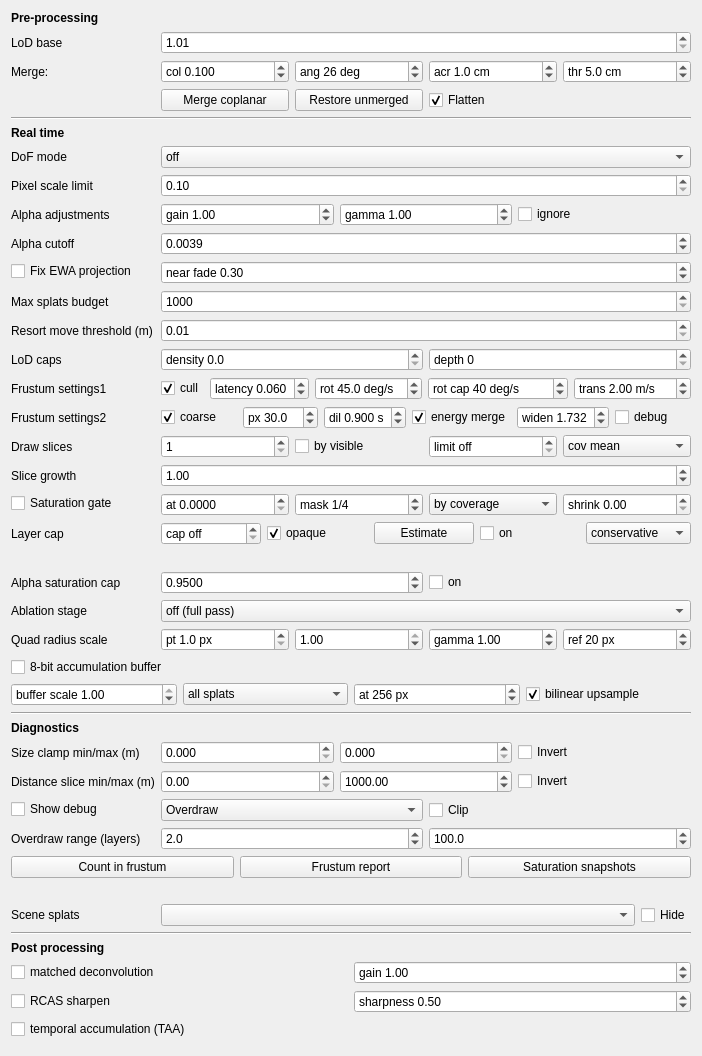
russiaman/substrata_robo, file gui_client/GaussianSplatSettingsWidget.ui: the form before one commit.
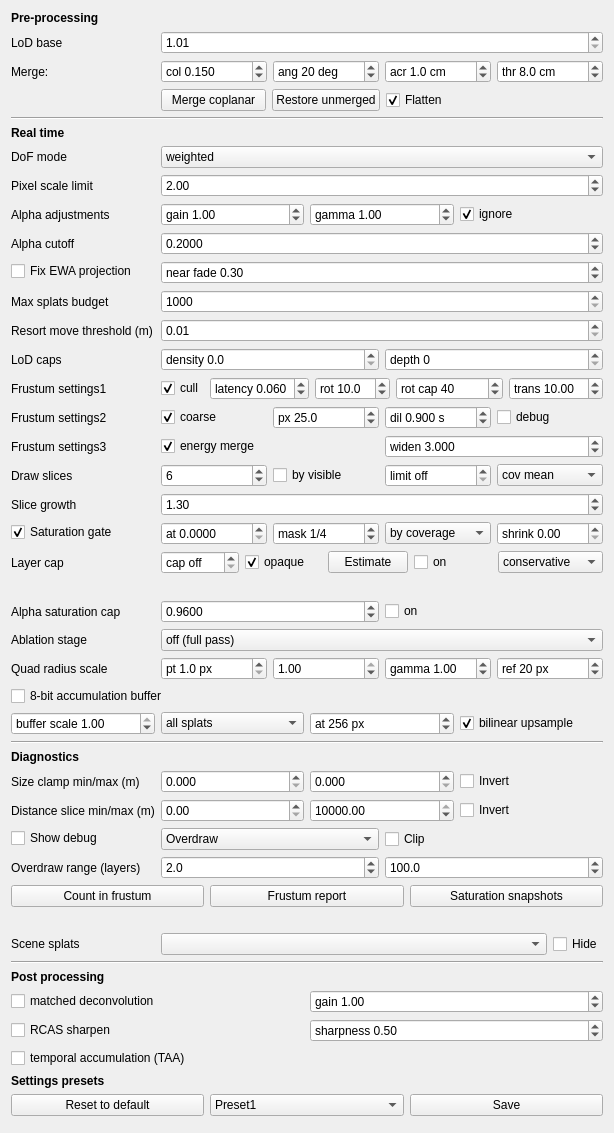
The form after the commit.

Commit message: Splats: settings presets, reset-to-default, and default value sweep (session072)

```diff
--- a/gui_client/GaussianSplatSettingsWidget.ui
+++ b/gui_client/GaussianSplatSettingsWidget.ui
@@ -102,7 +102,7 @@
          <double>0.050000000000000</double>
         </property>
         <property name="value">
-         <double>0.100000000000000</double>
+         <double>0.150000000000000</double>
         </property>
        </widget>
       </item>
@@ -130,7 +130,7 @@
          <double>5.000000000000000</double>
         </property>
         <property name="value">
-         <double>26.000000000000000</double>
+         <double>20.000000000000000</double>
         </property>
        </widget>
       </item>
@@ -186,7 +186,7 @@
          <double>0.500000000000000</double>
         </property>
         <property name="value">
-         <double>5.000000000000000</double>
+         <double>8.000000000000000</double>
         </property>
        </widget>
       </item>
@@ -293,6 +293,9 @@
 
 weighted: accumulate depth * alpha * transmittance into a second colour attachment during the splat pass, resolve pass divides through by coverage and writes gl_FragDepth. Smooth by construction, no silhouette steps, at the cost of a second attachment blended alongside the accumulation buffer. Not physically the depth of a surface: where a lacy foreground shows a background through it, the mean depth lands between them, where nothing actually is.</string>
      </property>
+     <property name="currentIndex">
+      <number>2</number>
+     </property>
      <item>
       <property name="text">
        <string>off</string>
@@ -337,6 +340,9 @@
      <property name="singleStep">
       <double>0.10000000000000001</double>
      </property>
+     <property name="value">
+      <double>2.000000000000000</double>
+     </property>
     </widget>
    </item>
    <item row="8" column="0">
@@ -422,6 +428,9 @@
         <property name="toolTip">
          <string>Sends gain and gamma as 1 and 1 without touching what the boxes say, so a setting can be switched in and out against the same camera. Not remembered between sessions: it is a comparison, not a preference.</string>
         </property>
+        <property name="checked">
+         <bool>true</bool>
+        </property>
        </widget>
       </item>
      </layout>
@@ -455,7 +464,7 @@
       <double>0.001000000000000</double>
      </property>
      <property name="value">
-      <double>0.003900000000000</double>
+      <double>0.200000000000000</double>
      </property>
     </widget>
    </item>
@@ -701,9 +710,6 @@
         <property name="prefix">
          <string>rot </string>
         </property>
-        <property name="suffix">
-         <string> deg/s</string>
-        </property>
         <property name="toolTip">
          <string>SESSION063 K3: baseline angular rate (deg/s) the split-filter dilation assumes even from a standstill, so the static-&gt;moving transition is covered before the motion tracker catches up. Applies live.</string>
         </property>
@@ -720,7 +726,7 @@
          <double>5.000000000000000</double>
         </property>
         <property name="value">
-         <double>45.000000000000000</double>
+         <double>10.000000000000000</double>
         </property>
        </widget>
       </item>
@@ -729,9 +735,6 @@
         <property name="prefix">
          <string>rot cap </string>
         </property>
-        <property name="suffix">
-         <string> deg/s</string>
-        </property>
         <property name="toolTip">
          <string>SESSION071: measurement/mitigation cap on the angular rate the split-filter dilation uses (rotation is currently isotropic - same margin on all 6 frustum planes - so a violent flick multiplies the draw list several-fold, session067 §8/§15). Lowering this bounds that cost at the price of edge holes on fast flicks. Default (100000) is effectively uncapped. Applies live.</string>
         </property>
@@ -757,9 +760,6 @@
         <property name="prefix">
          <string>trans </string>
         </property>
-        <property name="suffix">
-         <string> m/s</string>
-        </property>
         <property name="toolTip">
          <string>SESSION063 K3: baseline translation rate (m/s) the split-filter dilation assumes even from a standstill, covering the static-&gt;moving transition for camera movement. Applies live.</string>
         </property>
@@ -776,7 +776,7 @@
          <double>0.500000000000000</double>
         </property>
         <property name="value">
-         <double>2.000000000000000</double>
+         <double>10.000000000000000</double>
         </property>
        </widget>
       </item>
@@ -842,7 +842,7 @@
          <double>5.000000000000000</double>
         </property>
         <property name="value">
-         <double>30.000000000000000</double>
+         <double>25.000000000000000</double>
         </property>
        </widget>
       </item>
@@ -875,6 +875,47 @@
        </widget>
       </item>
       <item>
+       <widget class="QCheckBox" name="coarseLayerDebugCheckBox">
+        <property name="text">
+         <string>debug</string>
+        </property>
+        <property name="toolTip">
+         <string>SESSION063 K4 debug: draw ONLY the coarse floor, hiding the fine set, so its screen coverage can be checked in isolation (should fill the frame with no edge gaps under motion). Visual debug only - turn off for normal rendering.</string>
+        </property>
+        <property name="checked">
+         <bool>false</bool>
+        </property>
+       </widget>
+      </item>
+     </layout>
+    </widget>
+   </item>
+   <item row="16" column="0">
+    <widget class="QLabel" name="frustumSettings3Label">
+     <property name="text">
+      <string>Frustum settings3</string>
+     </property>
+     <property name="toolTip">
+      <string>Merged LoD node colour derivation and geometric anti-ripple widening - see each control's own tooltip.</string>
+     </property>
+    </widget>
+   </item>
+   <item row="16" column="1">
+    <widget class="QWidget" name="frustumSettings3Widget" native="true">
+     <layout class="QHBoxLayout" name="frustumSettings3HorizontalLayout">
+      <property name="leftMargin">
+       <number>0</number>
+      </property>
+      <property name="topMargin">
+       <number>0</number>
+      </property>
+      <property name="rightMargin">
+       <number>0</number>
+      </property>
+      <property name="bottomMargin">
+       <number>0</number>
+      </property>
+      <item>
        <widget class="QCheckBox" name="energyMergeColourCheckBox">
         <property name="text">
          <string>energy merge</string>
@@ -902,33 +943,20 @@
          <double>1.000000000000000</double>
         </property>
         <property name="maximum">
+         <double>5.000000000000000</double>
+        </property>
+        <property name="singleStep">
+         <double>0.050000000000000</double>
+        </property>
+        <property name="value">
          <double>3.000000000000000</double>
         </property>
-        <property name="singleStep">
-         <double>0.050000000000000</double>
-        </property>
-        <property name="value">
-         <double>1.732000000000000</double>
-        </property>
-       </widget>
-      </item>
-      <item>
-       <widget class="QCheckBox" name="coarseLayerDebugCheckBox">
-        <property name="text">
-         <string>debug</string>
-        </property>
-        <property name="toolTip">
-         <string>SESSION063 K4 debug: draw ONLY the coarse floor, hiding the fine set, so its screen coverage can be checked in isolation (should fill the frame with no edge gaps under motion). Visual debug only - turn off for normal rendering.</string>
-        </property>
-        <property name="checked">
-         <bool>false</bool>
-        </property>
        </widget>
       </item>
      </layout>
     </widget>
    </item>
-   <item row="16" column="0">
+   <item row="17" column="0">
     <widget class="QLabel" name="numDrawSlicesLabel">
      <property name="text">
       <string>Draw slices</string>
@@ -938,7 +966,7 @@
      </property>
     </widget>
    </item>
-   <item row="16" column="1">
+   <item row="17" column="1">
     <widget class="QWidget" name="drawSlicesWidget" native="true">
      <layout class="QHBoxLayout" name="drawSlicesHorizontalLayout">
       <property name="leftMargin">
@@ -964,6 +992,9 @@
         <property name="maximum">
          <number>1024</number>
         </property>
+        <property name="value">
+         <number>6</number>
+        </property>
        </widget>
       </item>
       <item>
@@ -1015,7 +1046,7 @@
      </layout>
     </widget>
    </item>
-   <item row="17" column="0">
+   <item row="18" column="0">
     <widget class="QLabel" name="sliceGrowthLabel">
      <property name="text">
       <string>Slice growth</string>
@@ -1025,7 +1056,7 @@
      </property>
     </widget>
    </item>
-   <item row="17" column="1">
+   <item row="18" column="1">
     <widget class="QDoubleSpinBox" name="sliceGrowthDoubleSpinBox">
      <property name="toolTip">
       <string>How much bigger each draw slice is than the one before it. 1 = all slices the same size; below 1 = a coarse first slice and a finely sliced tail. Decides where the saturation test gets to look. Nothing is saturated over roughly the first fifth of a depth-sorted cloud (it takes about 63 layers at the measured mean alpha), so a boundary inside that region costs a full-screen pass and skips nothing, while every check past it catches a new batch of finished pixels. Changes nothing on its own, like the slice count itself. Applies live, immediately.</string>
@@ -1043,11 +1074,11 @@
       <double>0.050000000000000</double>
      </property>
      <property name="value">
-      <double>1.000000000000000</double>
+      <double>1.300000000000000</double>
      </property>
     </widget>
    </item>
-   <item row="18" column="0">
+   <item row="19" column="0">
     <widget class="QCheckBox" name="saturationGateCheckBox">
      <property name="text">
       <string>Saturation gate</string>
@@ -1055,9 +1086,12 @@
      <property name="toolTip">
       <string>Skips splats at pixels the front-to-back composite has already finished with: between draw slices, pixels whose accumulated coverage has reached the threshold are marked, and later slices are rejected there before being shaded. Needs more than one draw slice to do anything. Off in the overdraw views, where the accumulated alpha counts layers rather than coverage.</string>
      </property>
+     <property name="checked">
+      <bool>true</bool>
+     </property>
     </widget>
    </item>
-   <item row="18" column="1">
+   <item row="19" column="1">
     <widget class="QWidget" name="saturationWidget" native="true">
      <layout class="QHBoxLayout" name="saturationHorizontalLayout">
       <property name="leftMargin">
@@ -1168,7 +1202,7 @@
      </layout>
     </widget>
    </item>
-   <item row="19" column="0">
+   <item row="20" column="0">
     <widget class="QLabel" name="layerCapLabel">
      <property name="text">
       <string>Layer cap</string>
@@ -1178,7 +1212,7 @@
      </property>
     </widget>
    </item>
-   <item row="19" column="1">
+   <item row="20" column="1">
     <widget class="QWidget" name="layerCapWidget" native="true">
      <layout class="QHBoxLayout" name="layerCapHorizontalLayout">
       <property name="leftMargin">
@@ -1262,7 +1296,7 @@
      </layout>
     </widget>
    </item>
-   <item row="20" column="1">
+   <item row="21" column="1">
     <widget class="QLabel" name="layerCapEstimateResultLabel">
      <property name="text">
       <string></string>
@@ -1272,7 +1306,7 @@
      </property>
     </widget>
    </item>
-   <item row="21" column="0">
+   <item row="22" column="0">
     <widget class="QLabel" name="coverageCapLabel">
      <property name="text">
       <string>Alpha saturation cap</string>
@@ -1282,7 +1316,7 @@
      </property>
     </widget>
    </item>
-   <item row="21" column="1">
+   <item row="22" column="1">
     <widget class="QWidget" name="coverageCapWidget" native="true">
      <layout class="QHBoxLayout" name="coverageCapHorizontalLayout">
       <property name="leftMargin">
@@ -1315,7 +1349,7 @@
          <double>0.005000000000000</double>
         </property>
         <property name="value">
-         <double>0.950000000000000</double>
+         <double>0.960000000000000</double>
         </property>
        </widget>
       </item>
@@ -1332,7 +1366,7 @@
      </layout>
     </widget>
    </item>
-   <item row="22" column="0">
+   <item row="23" column="0">
     <widget class="QLabel" name="ablationStageLabel">
      <property name="text">
       <string>Ablation stage</string>
@@ -1342,7 +1376,7 @@
      </property>
     </widget>
    </item>
-   <item row="22" column="1">
+   <item row="23" column="1">
     <widget class="QComboBox" name="ablationStageComboBox">
      <property name="toolTip">
       <string>Off is the real pass. The stages below it are deliberately wrong pictures - each one is missing everything above it - so nothing here is meant to be left on. Stage 5 is there because going straight from points to full quads moves the vertex maths and the fill at the same time: it runs all of the projection maths and still draws a one-pixel quad, so 5 minus 4 is the vertex work alone and 6 minus 5 is the fill alone.</string>
@@ -1394,7 +1428,7 @@
      </item>
     </widget>
    </item>
-   <item row="23" column="0">
+   <item row="24" column="0">
     <widget class="QLabel" name="quadRadiusScaleLabel">
      <property name="text">
       <string>Quad radius scale</string>
@@ -1404,7 +1438,7 @@
      </property>
     </widget>
    </item>
-   <item row="23" column="1">
+   <item row="24" column="1">
     <widget class="QWidget" name="quadRadiusScaleWidget" native="true">
      <layout class="QHBoxLayout" name="quadRadiusScaleHorizontalLayout">
       <property name="leftMargin">
@@ -1525,7 +1559,7 @@
      </layout>
     </widget>
    </item>
-   <item row="24" column="0" colspan="2">
+   <item row="25" column="0" colspan="2">
     <widget class="QCheckBox" name="accumBuffer8BitCheckBox">
      <property name="text">
       <string>8-bit accumulation buffer</string>
@@ -1535,7 +1569,7 @@
      </property>
     </widget>
    </item>
-   <item row="25" column="0" colspan="2">
+   <item row="26" column="0" colspan="2">
     <layout class="QHBoxLayout" name="accumBufferScaleLayout">
      <item>
       <widget class="QDoubleSpinBox" name="accumBufferScaleDoubleSpinBox">
@@ -1627,17 +1661,17 @@
      </item>
     </layout>
    </item>
-   <item row="26" column="0" colspan="2">
-    <widget class="QFrame" name="diagnosticsSeparatorLine">
-     <property name="frameShape">
-      <enum>QFrame::HLine</enum>
-     </property>
-     <property name="frameShadow">
-      <enum>QFrame::Sunken</enum>
-     </property>
-    </widget>
-   </item>
    <item row="27" column="0" colspan="2">
+    <widget class="QFrame" name="diagnosticsSeparatorLine">
+     <property name="frameShape">
+      <enum>QFrame::HLine</enum>
+     </property>
+     <property name="frameShadow">
+      <enum>QFrame::Sunken</enum>
+     </property>
+    </widget>
+   </item>
+   <item row="28" column="0" colspan="2">
     <widget class="QLabel" name="diagnosticsSectionLabel">
      <property name="text">
       <string>Diagnostics</string>
@@ -1650,7 +1684,7 @@
      </property>
     </widget>
    </item>
-   <item row="28" column="0">
+   <item row="29" column="0">
     <widget class="QLabel" name="sizeClampLabel">
      <property name="text">
       <string>Size clamp min/max (m)</string>
@@ -1660,7 +1694,7 @@
      </property>
     </widget>
    </item>
-   <item row="28" column="1">
+   <item row="29" column="1">
     <widget class="QWidget" name="sizeClampWidget" native="true">
      <layout class="QHBoxLayout" name="sizeClampHorizontalLayout">
       <property name="leftMargin">
@@ -1726,7 +1760,7 @@
      </layout>
     </widget>
    </item>
-   <item row="29" column="0">
+   <item row="30" column="0">
     <widget class="QLabel" name="distClampLabel">
      <property name="text">
       <string>Distance slice min/max (m)</string>
@@ -1736,7 +1770,7 @@
      </property>
     </widget>
    </item>
-   <item row="29" column="1">
+   <item row="30" column="1">
     <widget class="QWidget" name="distClampWidget" native="true">
      <layout class="QHBoxLayout" name="distClampHorizontalLayout">
       <property name="leftMargin">
@@ -1785,7 +1819,7 @@
          <double>0.250000000000000</double>
         </property>
         <property name="value">
-         <double>1000.000000000000000</double>
+         <double>10000.000000000000000</double>
         </property>
        </widget>
       </item>
@@ -1802,7 +1836,7 @@
      </layout>
     </widget>
    </item>
-   <item row="30" column="0">
+   <item row="31" column="0">
     <widget class="QCheckBox" name="showDebugCheckBox">
      <property name="text">
       <string>Show debug</string>
@@ -1812,7 +1846,7 @@
      </property>
     </widget>
    </item>
-   <item row="30" column="1">
+   <item row="31" column="1">
     <widget class="QWidget" name="debugModeWidget" native="true">
      <layout class="QHBoxLayout" name="debugModeHorizontalLayout">
       <property name="leftMargin">
@@ -1867,7 +1901,7 @@
      </layout>
     </widget>
    </item>
-   <item row="31" column="0">
+   <item row="32" column="0">
     <widget class="QLabel" name="overdrawRangeLabel">
      <property name="text">
       <string>Overdraw range (layers)</string>
@@ -1877,7 +1911,7 @@
      </property>
     </widget>
    </item>
-   <item row="31" column="1">
+   <item row="32" column="1">
     <widget class="QWidget" name="overdrawRangeWidget" native="true">
      <layout class="QHBoxLayout" name="overdrawRangeHorizontalLayout">
       <property name="leftMargin">
@@ -1942,7 +1976,7 @@
    <!-- The one-off diagnostic actions sit together in a single row at the foot of the panel, rather than
    each taking a form row of its own: they are not settings, and interleaving them with the live controls above
    made the panel taller than the dock for no gain.  Their result labels follow in the row below, same order. -->
-   <item row="32" column="0" colspan="2">
+   <item row="33" column="0" colspan="2">
     <layout class="QHBoxLayout" name="diagnosticButtonsHorizontalLayout">
      <item>
       <widget class="QPushButton" name="countInFrustumPushButton">
@@ -1976,7 +2010,7 @@
      </item>
     </layout>
    </item>
-   <item row="33" column="0" colspan="2">
+   <item row="34" column="0" colspan="2">
     <layout class="QHBoxLayout" name="diagnosticResultsHorizontalLayout">
      <item>
       <widget class="QLabel" name="countInFrustumResultLabel">
@@ -2001,7 +2035,7 @@
      </item>
     </layout>
    </item>
-   <item row="34" column="0">
+   <item row="35" column="0">
     <widget class="QLabel" name="sceneSplatsLabel">
      <property name="text">
       <string>Scene splats</string>
@@ -2011,7 +2045,7 @@
      </property>
     </widget>
    </item>
-   <item row="34" column="1">
+   <item row="35" column="1">
     <layout class="QHBoxLayout" name="sceneSplatsHorizontalLayout">
      <item>
       <widget class="QComboBox" name="sceneSplatsComboBox">
@@ -2038,17 +2072,17 @@
      </item>
     </layout>
    </item>
-   <item row="35" column="0" colspan="2">
-    <widget class="QFrame" name="postProcessingSeparatorLine">
-     <property name="frameShape">
-      <enum>QFrame::HLine</enum>
-     </property>
-     <property name="frameShadow">
-      <enum>QFrame::Sunken</enum>
-     </property>
-    </widget>
-   </item>
    <item row="36" column="0" colspan="2">
+    <widget class="QFrame" name="postProcessingSeparatorLine">
+     <property name="frameShape">
+      <enum>QFrame::HLine</enum>
+     </property>
+     <property name="frameShadow">
+      <enum>QFrame::Sunken</enum>
+     </property>
+    </widget>
+   </item>
+   <item row="37" column="0" colspan="2">
     <widget class="QLabel" name="postProcessingLabel">
      <property name="text">
       <string>Post processing</string>
@@ -2058,7 +2092,7 @@
      </property>
     </widget>
    </item>
-   <item row="37" column="0" colspan="2">
+   <item row="38" column="0" colspan="2">
     <layout class="QHBoxLayout" name="deconvLayout">
      <item>
       <widget class="QCheckBox" name="deconvEnabledCheckBox">
@@ -2097,7 +2131,7 @@
      </item>
     </layout>
    </item>
-   <item row="38" column="0" colspan="2">
+   <item row="39" column="0" colspan="2">
     <layout class="QHBoxLayout" name="rcasLayout">
      <item>
       <widget class="QCheckBox" name="rcasEnabledCheckBox">
@@ -2136,7 +2170,7 @@
      </item>
     </layout>
    </item>
-   <item row="39" column="0" colspan="2">
+   <item row="40" column="0" colspan="2">
     <widget class="QCheckBox" name="taaEnabledCheckBox">
      <property name="text">
       <string>temporal accumulation (TAA)</string>
@@ -2146,7 +2180,90 @@
      </property>
     </widget>
    </item>
-   <item row="40" column="0" colspan="2">
+   <item row="41" column="0" colspan="2">
+    <widget class="QLabel" name="settingsPresetsSectionLabel">
+     <property name="text">
+      <string>Settings presets</string>
+     </property>
+     <property name="styleSheet">
+      <string notr="true">font-weight: bold;</string>
+     </property>
+     <property name="toolTip">
+      <string>Reset every control on this panel to its shipped default, or save/recall the panel's full current state under one of 5 session-local slots for A/B testing. See each control's own tooltip.</string>
+     </property>
+    </widget>
+   </item>
+   <item row="42" column="0" colspan="2">
+    <widget class="QWidget" name="settingsPresetsWidget" native="true">
+     <layout class="QHBoxLayout" name="settingsPresetsHorizontalLayout">
+      <property name="leftMargin">
+       <number>0</number>
+      </property>
+      <property name="topMargin">
+       <number>0</number>
+      </property>
+      <property name="rightMargin">
+       <number>0</number>
+      </property>
+      <property name="bottomMargin">
+       <number>0</number>
+      </property>
+      <item>
+       <widget class="QPushButton" name="resetToDefaultPushButton">
+        <property name="text">
+         <string>Reset to default</string>
+        </property>
+        <property name="toolTip">
+         <string>Sets every control on this panel back to its shipped default value. Does not touch the presets below - each keeps whatever it last had saved into it.</string>
+        </property>
+       </widget>
+      </item>
+      <item>
+       <widget class="QComboBox" name="presetComboBox">
+        <property name="toolTip">
+         <string>Session-local preset slot. Picking one applies its saved panel state immediately (all 5 start out identical to the shipped defaults until you Save into one). Not persisted across an app restart - for A/B testing within a session.</string>
+        </property>
+        <item>
+         <property name="text">
+          <string>Preset1</string>
+         </property>
+        </item>
+        <item>
+         <property name="text">
+          <string>Preset2</string>
+         </property>
+        </item>
+        <item>
+         <property name="text">
+          <string>Preset3</string>
+         </property>
+        </item>
+        <item>
+         <property name="text">
+          <string>Preset4</string>
+         </property>
+        </item>
+        <item>
+         <property name="text">
+          <string>Preset5</string>
+         </property>
+        </item>
+       </widget>
+      </item>
+      <item>
+       <widget class="QPushButton" name="savePresetPushButton">
+        <property name="text">
+         <string>Save</string>
+        </property>
+        <property name="toolTip">
+         <string>Writes every control's current value into the preset currently selected above, overwriting whatever was saved in it before.</string>
+        </property>
+       </widget>
+      </item>
+     </layout>
+    </widget>
+   </item>
+   <item row="43" column="0" colspan="2">
     <spacer name="verticalSpacer">
      <property name="orientation">
       <enum>Qt::Vertical</enum>
```
Left out of the diff: 10 changed lines with no effect on the pictures. The commit also changes 2 other files.
